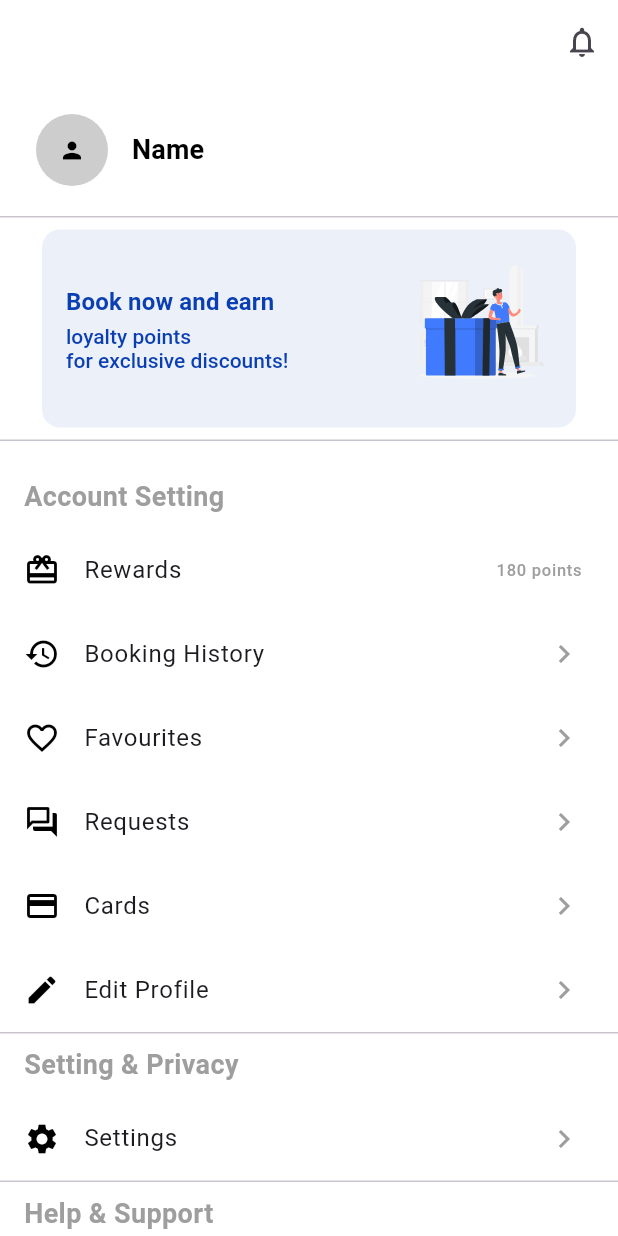
After one commit to Al-Mansori/Roomly, a Flutter app: the AccountPage screen opened by its route, on a phone screen of 412 x 824 dp. The commit adds this screen. Run offline on Flutter 3.47's test engine with Material 3 defaults, Android fonts, the phone set to English and light mode, and no system bars; our stand-ins replace carousel_slider, flutter_bloc, flutter_secure_storage, flutter_svg, font_awesome_flutter, go_router and 3 more; accounts and stored records are empty.

Commit message:
add-accountpage

```diff
--- /dev/null
+++ b/src/mobile/roomly/devtools_options.yaml
@@ -0,0 +1,3 @@
+description: This file stores settings for Dart & Flutter DevTools.
+documentation: https://docs.flutter.dev/tools/devtools/extensions#configure-extension-enablement-states
+extensions:
--- a/src/mobile/roomly/lib/core/router/app_router.dart
+++ b/src/mobile/roomly/lib/core/router/app_router.dart
@@ -1,5 +1,6 @@
 import 'package:go_router/go_router.dart';
 import 'package:roomly/features/BookingsStatus/Activity.dart';
+import 'package:roomly/features/account/presentation/account_screen.dart';
 import 'package:roomly/features/auth/presentation/screens/OTP_Screen.dart';
 import 'package:roomly/features/auth/presentation/screens/complete_profile_screen.dart';
 import 'package:roomly/features/home/presentation/home_screen.dart';
@@ -35,6 +36,8 @@ final GoRouter appRouter = GoRouter(
     GoRoute(path: '/profile', builder: (context, state) => const ProfileScreen()),
     GoRoute(path: '/booking', builder: (context, state) => ActivityScreen()),
     GoRoute(path: '/date', builder: (context, state) => SelectDataScreen()),
+    GoRoute(path: '/account', builder: (context, state) => AccountPage()),
+
 
     GoRoute(
         path: '/rooms', builder: (context, state) => const RoomListScreen()),
--- a/src/mobile/roomly/lib/features/GlobalWidgets/navBar.dart
+++ b/src/mobile/roomly/lib/features/GlobalWidgets/navBar.dart
@@ -24,7 +24,7 @@ class BottomNavBar extends StatelessWidget {
           _navItem(context, "Search", FontAwesomeIcons.search, false, "/search"),
           _navItem(context, "Booking", FontAwesomeIcons.calendar, false, "/booking"),
           _navItem(context, "Favorit", FontAwesomeIcons.heart, false, "/favorite"),
-          _navItem(context, "Account", FontAwesomeIcons.user, false, "/profile"),
+          _navItem(context, "Account", FontAwesomeIcons.user, false, "/account"),
         ],
       ),
     );
@@ -37,7 +37,7 @@ class BottomNavBar extends StatelessWidget {
         if (route == "/search") {
           _showCustomBottomSheet(context);
         } else {
-          context.go(route);
+          context.push(route);
         }
       },      child: Padding(
         padding: const EdgeInsets.only(top: 15.0),
--- /dev/null
+++ b/src/mobile/roomly/lib/features/account/presentation/account_screen.dart
@@ -0,0 +1,276 @@
+import 'package:flutter/material.dart';
+import 'package:flutter_svg/flutter_svg.dart';
+
+class AccountPage extends StatelessWidget {
+  AccountPage({super.key});
+
+  @override
+  Widget build(BuildContext context) {
+    return Scaffold(
+      backgroundColor: Colors.white,
+      appBar: AppBar(
+        backgroundColor: const Color.fromARGB(0, 255, 255, 255),
+        elevation: 0,
+        actions: [
+          IconButton(
+            icon: const Icon(Icons.notifications_none_outlined),
+            onPressed: () {
+              // Handle notification button press
+            },
+          ),
+        ],
+      ),
+      body: SingleChildScrollView(
+        child: Column(
+          crossAxisAlignment: CrossAxisAlignment.start,
+          children: [
+            Padding(
+              padding: const EdgeInsets.all(0),
+              child: TextButton(
+                onPressed: () => _navigateTo('Profile'),
+                child: Container(
+                  padding: const EdgeInsets.all(12),
+                  child: const Row(
+                    children: [
+                      CircleAvatar(
+                        radius: 24,
+                        backgroundColor: Color.fromARGB(50, 0, 0, 0),
+                        child: Icon(Icons.person,
+                            color: Color.fromARGB(255, 0, 0, 0)),
+                      ),
+                      // const SizedBox(width: 16),
+                      Expanded(
+                        child: Row(
+                          crossAxisAlignment: CrossAxisAlignment.start,
+                          children: [
+                            SizedBox(width: 16),
+                            Text(
+                              'Name',
+                              style: TextStyle(
+                                fontSize: 18,
+                                fontWeight: FontWeight.bold,
+                                color: Colors.black,
+                              ),
+                            ),
+                          ],
+                        ),
+                      ),
+                    ],
+                  ),
+                ),
+              ),
+            ),
+
+            const Divider(height: 1),
+            // Promotional Button
+            Padding(
+              padding: const EdgeInsets.symmetric(horizontal: 16.0),
+              child: TextButton(
+                onPressed: () => _navigateTo('Book Now'),
+                // borderRadius: BorderRadius.circular(12),
+                child: Container(
+                  padding: const EdgeInsets.all(16),
+                  decoration: BoxDecoration(
+                    color: Color.fromARGB(20, 10, 64, 179),
+                    borderRadius: BorderRadius.circular(12),
+                  ),
+                  child: Row(
+                    children: [
+                      Expanded(
+                        child: Column(
+                          crossAxisAlignment: CrossAxisAlignment.start,
+                          children: [
+                            const Text(
+                              'Book now and earn',
+                              style: TextStyle(
+                                color: Color(0xFF0A3FB3),
+                                fontSize: 16,
+                                fontWeight: FontWeight.bold,
+                              ),
+                            ),
+                            const SizedBox(height: 4),
+                            RichText(
+                              text: const TextSpan(
+                                style: TextStyle(
+                                  fontSize: 14,
+                                  color: Color(0xFF0A3FB3),
+                                  fontWeight: FontWeight.w500,
+                                ),
+                                children: [
+                                  TextSpan(
+                                      text:
+                                          'loyalty points\nfor exclusive discounts!',
+                                      style: TextStyle(
+                                        color: Color(0xFF0A3FB3),
+                                        fontWeight: FontWeight.w500,
+                                      )),
+                                ],
+                              ),
+                            ),
+                          ],
+                        ),
+                      ),
+                      // const SizedBox(width: 16),
+                      SvgPicture.asset(
+                        'assets/images/Gift.svg',
+                        width: 100,
+                        height: 100,
+                      ),
+                    ],
+                  ),
+                ),
+              ),
+            ),
+            const Divider(height: 1),
+            const SizedBox(height: 16),
+            _buildSection('Account Setting', _accountSettings),
+            _buildSection('Setting & Privacy', _settingsPrivacy),
+            _buildSection('Help & Support', _helpSupport),
+            _buildSection('', _Logout),
+            Center(
+              child: SvgPicture.asset(
+                'assets/images/roomly_small.svg',
+                width: 100,
+                height: 100,
+              ),
+            )
+          ],
+        ),
+      ),
+    );
+  }
+
+  Widget _buildSection(String title, List<MenuButton> items) {
+    return Column(
+      crossAxisAlignment: CrossAxisAlignment.start,
+      children: [
+        Padding(
+          padding: const EdgeInsets.symmetric(horizontal: 16.0, vertical: 8.0),
+          child: Text(
+            title,
+            style: const TextStyle(
+              fontSize: 18,
+              fontWeight: FontWeight.bold,
+              color: Colors.grey,
+            ),
+          ),
+        ),
+        ...items.map((item) => _buildListTile(item)),
+        const Divider(height: 1),
+      ],
+    );
+  }
+
+  Widget _buildListTile(MenuButton item) {
+    return ListTile(
+      leading: Icon(item.icon, color: const Color.fromARGB(255, 0, 0, 0)),
+      title: Text(item.title),
+      trailing: item.trailing is String
+          ? Text(item.trailing!, style: const TextStyle(color: Colors.grey))
+          : Icon(item.trailing, color: Colors.grey),
+      onTap: () => item.onTap(),
+    );
+  }
+
+  final List<MenuButton> _accountSettings = [
+    MenuButton(
+      title: 'Rewards',
+      icon: Icons.card_giftcard,
+      trailing: '180 points',
+      onTap: () => _navigateTo('Rewards'),
+    ),
+    MenuButton(
+      title: 'Booking History',
+      icon: Icons.history,
+      trailing: Icons.chevron_right,
+      onTap: () => _navigateTo('Booking History'),
+    ),
+    MenuButton(
+      title: 'Favourites',
+      icon: Icons.favorite_border,
+      trailing: Icons.chevron_right,
+      onTap: () => _navigateTo('Favourites'),
+    ),
+    MenuButton(
+      title: 'Requests',
+      icon: Icons.question_answer_outlined,
+      trailing: Icons.chevron_right,
+      onTap: () => _navigateTo('Requests'),
+    ),
+    MenuButton(
+      title: 'Cards',
+      icon: Icons.credit_card,
+      trailing: Icons.chevron_right,
+      onTap: () => _navigateTo('Cards'),
+    ),
+    MenuButton(
+      title: 'Edit Profile',
+      icon: Icons.edit,
+      trailing: Icons.chevron_right,
+      onTap: () => _navigateTo('Edit Profile'),
+    ),
+  ];
+
+  final List<MenuButton> _settingsPrivacy = [
+    MenuButton(
+      title: 'Settings',
+      icon: Icons.settings,
+      trailing: Icons.chevron_right,
+      onTap: () => _navigateTo('Settings'),
+    ),
+  ];
+  final List<MenuButton> _Logout = [
+    MenuButton(
+      title: 'Logout',
+      icon: Icons.logout,
+      trailing: Icons.chevron_right,
+      onTap: () => _navigateTo('Logout'),
+    ),
+  ];
+
+  final List<MenuButton> _helpSupport = [
+    MenuButton(
+      title: 'About App',
+      icon: Icons.info_outline,
+      trailing: Icons.chevron_right,
+      onTap: () => _navigateTo('About App'),
+    ),
+    MenuButton(
+      title: 'Help Center',
+      icon: Icons.help_outline,
+      trailing: Icons.chevron_right,
+      onTap: () => _navigateTo('Help Center'),
+    ),
+    MenuButton(
+      title: 'Terms & Policies',
+      icon: Icons.description_outlined,
+      trailing: Icons.chevron_right,
+      onTap: () => _navigateTo('Terms & Policies'),
+    ),
+    MenuButton(
+      title: 'Report a Problem',
+      icon: Icons.report_problem_outlined,
+      trailing: Icons.chevron_right,
+      onTap: () => _navigateTo('Report a Problem'),
+    ),
+  ];
+
+  static void _navigateTo(String pageName) {
+    // Implement navigation logic here
+    print('Navigating to $pageName');
+  }
+}
+
+class MenuButton {
+  final String title;
+  final IconData icon;
+  final dynamic trailing;
+  final VoidCallback onTap;
+
+  MenuButton({
+    required this.title,
+    required this.icon,
+    required this.trailing,
+    required this.onTap,
+  });
+}
--- a/src/mobile/roomly/lib/features/home/presentation/home_screen.dart
+++ b/src/mobile/roomly/lib/features/home/presentation/home_screen.dart
@@ -28,14 +28,16 @@ class _HomeScreenState extends State<HomeScreen> {
   }
 
   void _onScroll() {
-    if (_scrollController.position.userScrollDirection == ScrollDirection.reverse) {
+    if (_scrollController.position.userScrollDirection ==
+        ScrollDirection.reverse) {
       if (!_isScrollingDown) {
         setState(() {
           _isScrollingDown = true;
           _isNavVisible = false;
         });
       }
-    } else if (_scrollController.position.userScrollDirection == ScrollDirection.forward ||
+    } else if (_scrollController.position.userScrollDirection ==
+            ScrollDirection.forward ||
         _scrollController.position.atEdge) {
       setState(() {
         _isScrollingDown = false;
@@ -46,13 +48,19 @@ class _HomeScreenState extends State<HomeScreen> {
 
   int _selectedIndex = 0;
 
-  final List<String> _routes = ['/', '/rooms', '/room/1', '/signup', '/login'];
+  final List<String> _routes = [
+    '/',
+    '/',
+    '/',
+    '/',
+    '/',
+  ];
 
   void _onItemTapped(int index) {
     setState(() {
       _selectedIndex = index;
     });
-    context.go(_routes[index]); // Navigate to the selected route
+    context.push(_routes[index]); // Navigate to the selected route
   }
 
   @override
@@ -97,12 +105,17 @@ class _HomeScreenState extends State<HomeScreen> {
             AnimatedPositioned(
               duration: Duration(milliseconds: 300),
               curve: Curves.easeOut,
-              bottom: MediaQuery.of(context).viewInsets.bottom > 0 ? -100 : (_isNavVisible ? 20 : -80),
+              bottom: MediaQuery.of(context).viewInsets.bottom > 0
+                  ? -100
+                  : (_isNavVisible ? 20 : -80),
               left: 20,
               right: 20,
               child: AnimatedOpacity(
                 duration: Duration(milliseconds: 300),
-                opacity: _isNavVisible && MediaQuery.of(context).viewInsets.bottom == 0 ? 1.0 : 0.0,
+                opacity: _isNavVisible &&
+                        MediaQuery.of(context).viewInsets.bottom == 0
+                    ? 1.0
+                    : 0.0,
                 child: BottomNavBar(),
               ),
             ),
```
Also changed, not shown: src/mobile/roomly/assets/images/Gift.svg (added), src/mobile/roomly/assets/images/roomly_small.svg (added), 28 other files.
